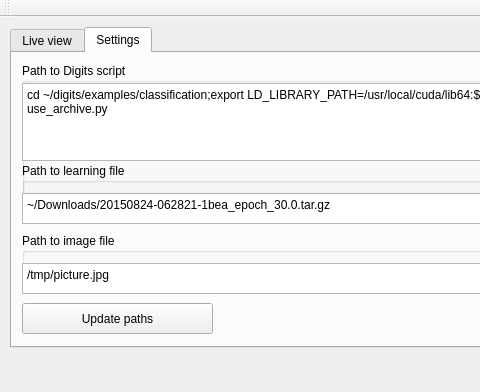
This is mainwindow.ui in babosolee/RealTimeDigits as Qt 5 draws it before an edit; both pictures show x 0 to 480 and y 0 to 392 of the 963 by 392 pixel window. The edited form follows.
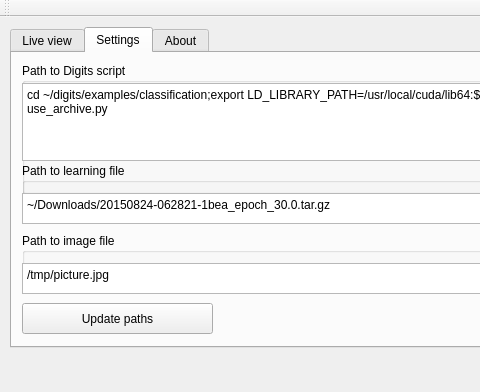
This is the edited form.

The edit to the form file:
```diff
--- a/mainwindow.ui
+++ b/mainwindow.ui
@@ -140,6 +140,11 @@
       </property>
      </widget>
     </widget>
+    <widget class="QWidget" name="tab_2">
+     <attribute name="title">
+      <string>About</string>
+     </attribute>
+    </widget>
    </widget>
   </widget>
   <widget class="QMenuBar" name="menuBar">
```
Left out of the diff: 2 changed lines with no effect on the pictures.
